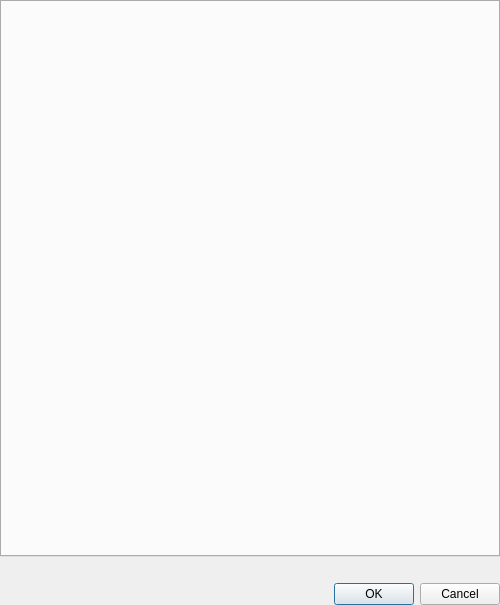
Old version of the form client/src/ui/dialogs/preferences_dialog.ui in the repository networkoptix/nx_open.
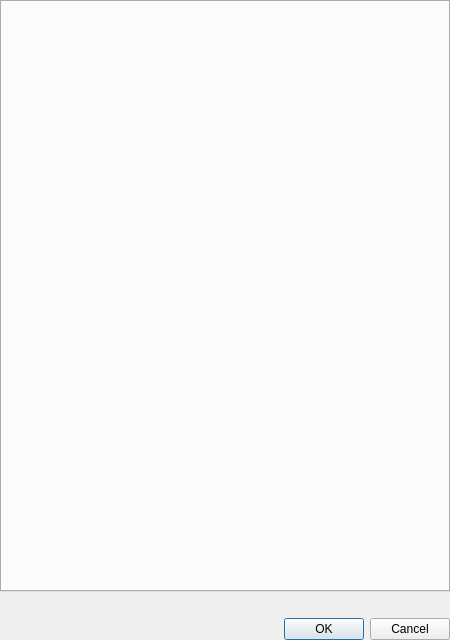
New version of the form.

Diff of the .ui file:
```diff
--- a/client/src/ui/dialogs/preferences_dialog.ui
+++ b/client/src/ui/dialogs/preferences_dialog.ui
@@ -6,10 +6,16 @@
    <rect>
     <x>0</x>
     <y>0</y>
-    <width>500</width>
-    <height>605</height>
+    <width>450</width>
+    <height>640</height>
    </rect>
   </property>
+  <property name="minimumSize">
+   <size>
+    <width>400</width>
+    <height>400</height>
+   </size>
+  </property>
   <property name="windowTitle">
    <string>Local Settings</string>
   </property>
```
